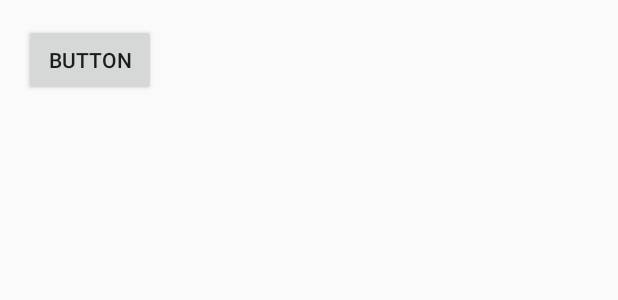
After one commit to EvaristeGalois1/KotlinSamples, an Android app: the layout activity_riddle.xml on its own in the app's theme, with its tools: preview values and no code run, on a phone screen of 412 x 824 dp. The commit adds this screen. Shown: the top 300 px of the screen. Run offline under Robolectric (Android 15) with nearby library versions, the phone set to English and light mode, and no system bars; network calls fail.

```diff
--- a/app/src/main/AndroidManifest.xml
+++ b/app/src/main/AndroidManifest.xml
@@ -30,7 +30,8 @@
         <activity android:name=".exoplayer.VideoActivity" />
         <activity android:name=".broadcast.BroadcastActivity" />
         <activity android:name=".recyclerview.RestActivity" />
-        <activity android:name=".torch.TorchActivity"></activity>
+        <activity android:name=".torch.TorchActivity" />
+        <activity android:name=".riddles.RiddleActivity"></activity>
     </application>
 
 </manifest>
--- a/app/src/main/java/com/georgcantor/kotlinsamples/MainActivity.kt
+++ b/app/src/main/java/com/georgcantor/kotlinsamples/MainActivity.kt
@@ -8,7 +8,7 @@ import com.georgcantor.kotlinsamples.broadcast.BroadcastActivity
 import com.georgcantor.kotlinsamples.exoplayer.ExoActivity
 import com.georgcantor.kotlinsamples.gallery.SunsetActivity
 import com.georgcantor.kotlinsamples.mvvm.ui.PostListActivity
-import com.georgcantor.kotlinsamples.torch.TorchActivity
+import com.georgcantor.kotlinsamples.riddles.RiddleActivity
 
 class MainActivity : AppCompatActivity() {
 
@@ -38,7 +38,7 @@ class MainActivity : AppCompatActivity() {
     }
 
     fun torchClick(view: View) {
-        val intent = Intent(this, TorchActivity::class.java)
+        val intent = Intent(this, RiddleActivity::class.java)
         startActivity(intent)
     }
 }
--- /dev/null
+++ b/app/src/main/res/layout/activity_riddle.xml
@@ -0,0 +1,25 @@
+<?xml version="1.0" encoding="utf-8"?>
+<android.support.constraint.ConstraintLayout xmlns:android="http://schemas.android.com/apk/res/android"
+    xmlns:app="http://schemas.android.com/apk/res-auto"
+    xmlns:tools="http://schemas.android.com/tools"
+    android:layout_width="match_parent"
+    android:layout_height="match_parent"
+    tools:context=".riddles.RiddleActivity">
+
+    <Button
+        android:id="@+id/button"
+        android:layout_width="wrap_content"
+        android:layout_height="wrap_content"
+        android:layout_marginEnd="8dp"
+        android:layout_marginLeft="16dp"
+        android:layout_marginRight="8dp"
+        android:layout_marginStart="16dp"
+        android:layout_marginTop="16dp"
+        android:text="Button"
+        android:onClick="justClick"
+        app:layout_constraintEnd_toEndOf="parent"
+        app:layout_constraintHorizontal_bias="0.0"
+        app:layout_constraintStart_toStartOf="parent"
+        app:layout_constraintTop_toTopOf="parent" />
+
+</android.support.constraint.ConstraintLayout>
```
Also changed, not shown: app/src/main/java/com/georgcantor/kotlinsamples/riddles/RiddleActivity.kt (added, +46 -0 lines).
